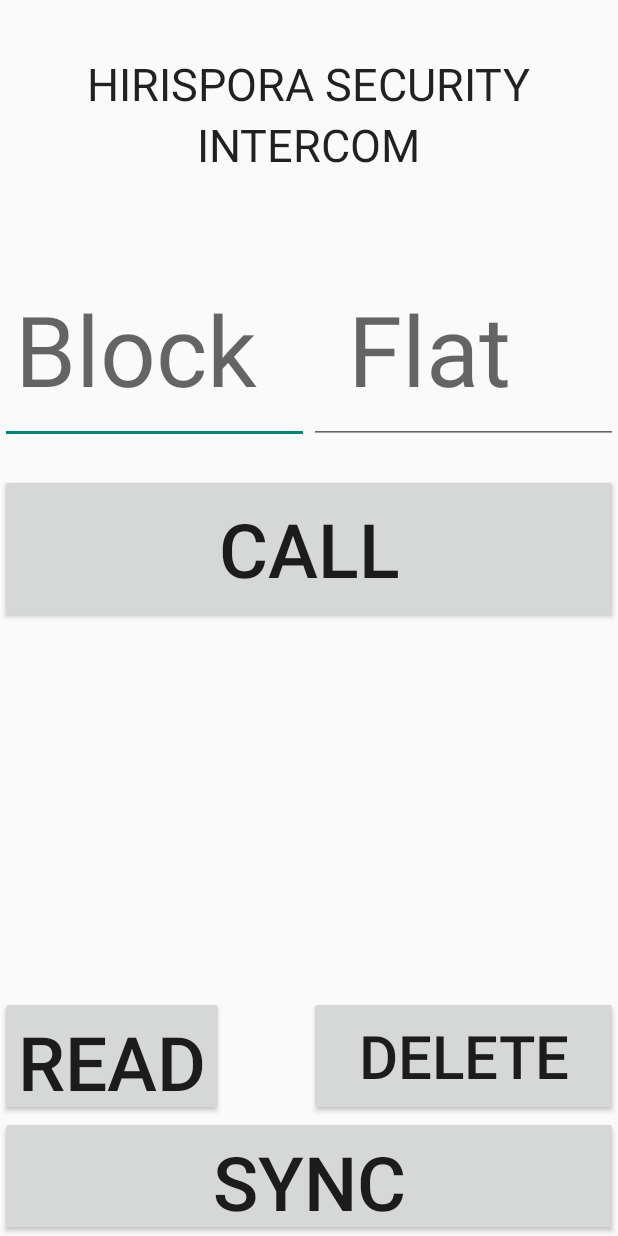
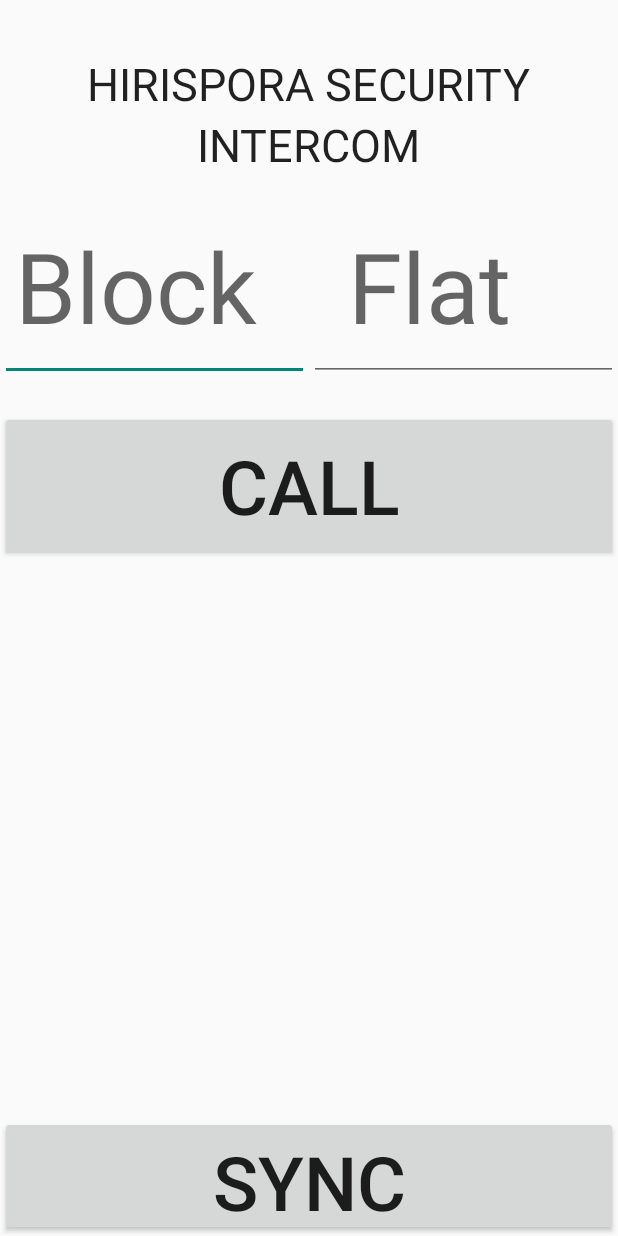
Before and after one commit to varunpatro/hrs-phone-map, an Android app: the layout activity_main.xml on its own in the app's theme, with its tools: preview values and no code run, on a phone screen of 412 x 824 dp. Run offline under Robolectric (Android 15) with nearby library versions, the phone set to English and light mode, and no system bars; network calls fail.

```diff
--- a/app/src/main/res/layout/activity_main.xml
+++ b/app/src/main/res/layout/activity_main.xml
@@ -4,6 +4,8 @@
     android:orientation="vertical"
     android:weightSum="1"
     android:id="@+id/main_design">
+
+
 
     <TextView
         android:layout_width="wrap_content"
@@ -49,7 +51,7 @@
         android:inputType="number"
         android:layout_weight="0.11"
         android:textSize="65dp"
-        android:layout_marginTop="62dp"
+        android:layout_marginTop="20dp"
         android:maxLength="2"
         android:layout_below="@+id/title_line_2"
         android:layout_alignParentStart="true"
@@ -164,32 +166,5 @@
         android:layout_marginBottom="27dp"
         android:visibility="invisible" />
 
-    <Button
-        android:id="@+id/local_read"
-        android:layout_width="wrap_content"
-        android:layout_height="wrap_content"
-        android:text="READ"
-        android:layout_weight="0.19"
-        android:layout_gravity="center_horizontal"
-        android:height="80dp"
-        android:textSize="50dp"
-        android:singleLine="false"
-        android:layout_alignParentStart="true"
-        android:layout_above="@+id/sync" />
-
-    <Button
-        android:id="@+id/local_delete"
-        android:layout_width="wrap_content"
-        android:layout_height="wrap_content"
-        android:text="DELETE"
-        android:layout_weight="0.19"
-        android:layout_gravity="center_horizontal"
-        android:height="80dp"
-        android:textSize="40dp"
-        android:singleLine="false"
-        android:layout_alignBottom="@+id/display"
-        android:layout_alignParentEnd="true"
-        android:layout_alignStart="@id/top_center" />
-
 
 </RelativeLayout>
```
Also changed, not shown: app/src/main/java/com/example/hrsphonemap/MainActivity.java (+2 -19 lines), app/src/main/java/com/example/hrsphonemap/MenuActivity.java (added, +17 -0 lines), app/src/main/res/menu/menu_main.xml (+14 -5 lines).
